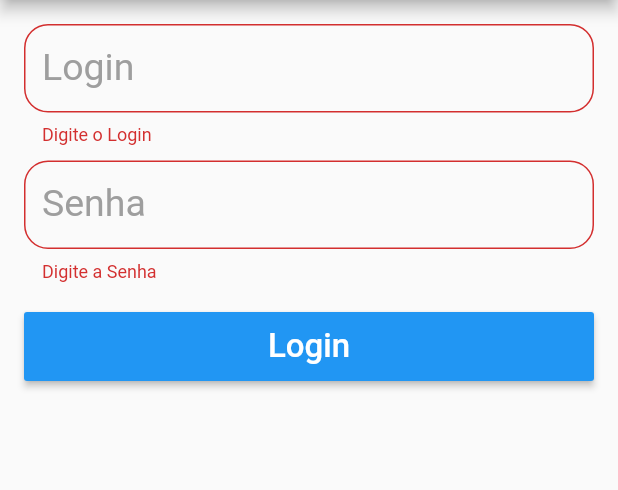
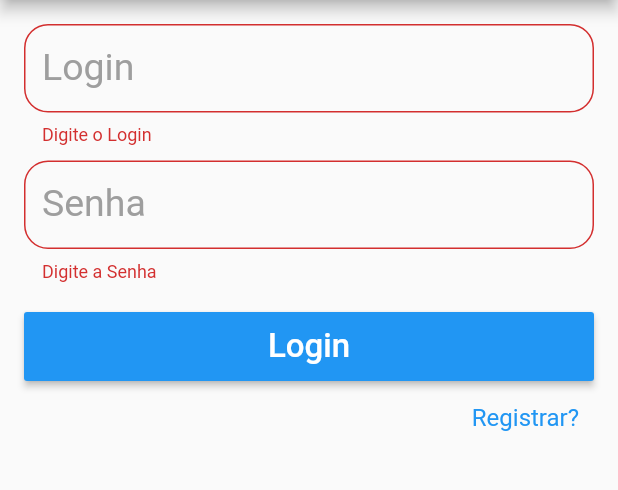
Before and after one commit to geanlima/controle, a Flutter app: the screen it shows after launch, after a tap on "Login", on a phone screen of 412 x 824 dp, the part 84-574 px from its top. Run offline on Flutter 3.47's test engine with Material 2 defaults, Android fonts, the phone set to English and light mode, and no system bars; our stand-ins replace brasil_fields, cached_network_image, image_picker, sqflite; accounts and stored records are empty.

```diff
--- a/lib/pages/login_page.dart
+++ b/lib/pages/login_page.dart
@@ -1,3 +1,6 @@
+import 'package:controle/pages/home_page.dart';
+import 'package:controle/pages/pessoa_page.dart';
+import 'package:controle/utils/nav.dart';
 import 'package:controle/widgets/app_button.dart';
 import 'package:controle/widgets/app_text.dart';
 import 'package:flutter/cupertino.dart';
@@ -42,21 +45,24 @@ class _LoginPageState extends State<LoginPage> {
                 textInputAction: TextInputAction.next,
               ),
               SizedBox(height: 10),
-              AppText(
-                "Senha",
-                "Digite a Senha",
-                password: true,
-                controller: _tSenha,
-                validator: _validateSenha,
-                keyboardType: TextInputType.number
-              ),
+              AppText("Senha", "Digite a Senha",
+                  password: true,
+                  controller: _tSenha,
+                  validator: _validateSenha,
+                  keyboardType: TextInputType.number),
               SizedBox(height: 20),
-              AppButton("Login", onPressed: _onClickLogin),
+              AppButton("Login", "RaisedButton", _onClickLogin, showProgress: false),
+              SizedBox(height: 15),
+              AppButton("Registrar?", "Hiperlink", _onClickRegistrar, showProgress: false,),
             ],
           ),
         ),
       ),
     );
+  }
+
+  void _onClickRegistrar() {
+    push(context, PessoaPage());
   }
 
   void _onClickLogin() {
@@ -68,6 +74,8 @@ class _LoginPageState extends State<LoginPage> {
 
     String login = _tLogin.text;
     String senha = _tSenha.text;
+
+    push(context, HomePage());
 
     print("Login $login Senha $senha");
   }
--- /dev/null
+++ b/lib/sql/entity.dart
@@ -0,0 +1,3 @@
+abstract class Entity {
+  Map<String, dynamic> toMap();
+}
--- a/lib/widgets/app_button.dart
+++ b/lib/widgets/app_button.dart
@@ -2,23 +2,55 @@
 import 'package:flutter/material.dart';
 
 class AppButton extends StatelessWidget {
-  String texto;
+  String text;
+  String tipo;
   Function onPressed;
+  bool showProgress = false;
 
-  AppButton(this.texto, {this.onPressed});
+  AppButton(this.text, this.tipo, this.onPressed, {this.showProgress});
 
   @override
   Widget build(BuildContext context) {
+    switch (tipo) {
+      case "RaisedButton":
         return Container(
           height: 46,
           child: RaisedButton(
             color: Colors.blue,
-        child: Text(
-          texto,
-          style: TextStyle(color: Colors.white, fontSize: 22),
+            child: showProgress
+                ? Center(
+              child: CircularProgressIndicator(
+                valueColor: AlwaysStoppedAnimation<Color>(Colors.white),
+              ),
+            )
+                : Text(
+              text,
+              style: TextStyle(
+                color: Colors.white,
+                fontSize: 22,
+              ),
             ),
             onPressed: onPressed,
           ),
         );
+        break;
+      case "Hiperlink":
+        return Container(
+          padding: EdgeInsets.only(right: 10),
+          child: Row(
+            mainAxisAlignment: MainAxisAlignment.end,
+            children: [
+              new InkWell(
+                child: new Text(
+                  text,
+                  style: TextStyle(color: Colors.blue, fontSize: 16),
+                ),
+                onTap: onPressed,
+              ),
+            ],
+          ),
+        );
+        break;
     }
   }
+}
--- a/lib/widgets/app_text.dart
+++ b/lib/widgets/app_text.dart
@@ -1,4 +1,6 @@
+import 'package:brasil_fields/brasil_fields.dart';
 import 'package:flutter/material.dart';
+import 'package:flutter/services.dart';
 
 class AppText extends StatelessWidget {
 
@@ -10,6 +12,7 @@ class AppText extends StatelessWidget {
     this.validator,
     this.keyboardType,
     this.textInputAction,
+    this.inputFormatters,
   });
 
   String label;
@@ -19,6 +22,7 @@ class AppText extends StatelessWidget {
   FormFieldValidator<String> validator;
   TextInputType keyboardType;
   TextInputAction textInputAction;
+  List<TextInputFormatter> inputFormatters;
 
   @override
   Widget build(BuildContext context) {
@@ -28,6 +32,7 @@ class AppText extends StatelessWidget {
       validator: validator,
       keyboardType: keyboardType,
       textInputAction: textInputAction,
+      inputFormatters : inputFormatters,
       style: TextStyle(
         fontSize: 16,
       ),
```
Also changed, not shown: lib/classes/pessoa.dart (added, +16 -0 lines), lib/pages/home_page.dart (added, +24 -0 lines), lib/pages/pessoa_page.dart (added, +186 -0 lines), lib/sql/base_dao.dart (added, +68 -0 lines), lib/sql/db_helper.dart (added, +54 -0 lines), lib/utils/nav.dart (added, +21 -0 lines), pubspec.yaml (+9 -2 lines), assets/images/camera.png (added), pubspec.lock, 1 other file. Lines whose indentation alone changed are shown as unchanged.
